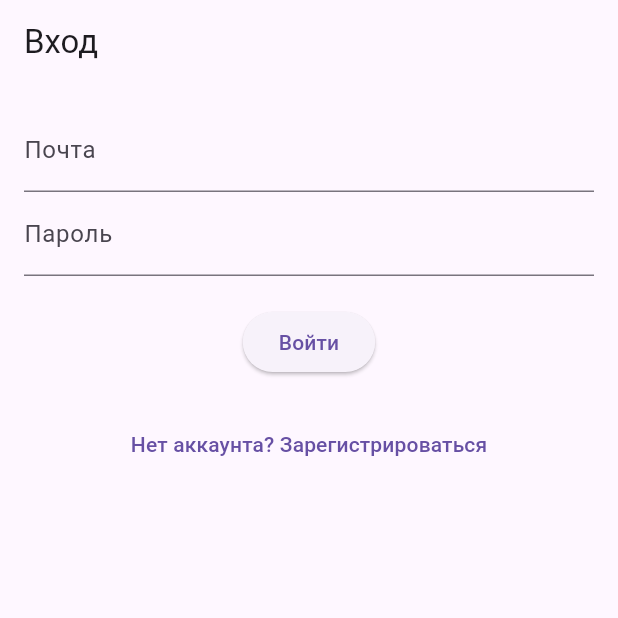
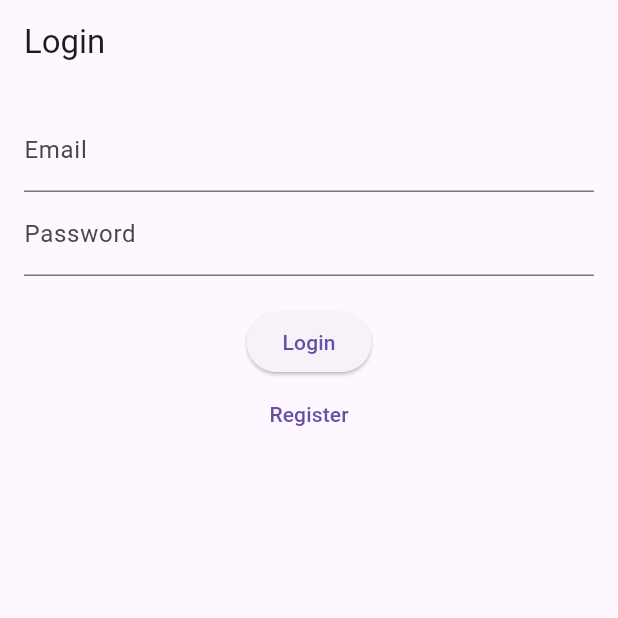
Before and after one commit to TidesofJuice/zovcord, a Flutter app: the screen it shows after launch, on a phone screen of 412 x 824 dp, the top half of it. Run offline on Flutter 3.47's test engine with Material 3 defaults, Android fonts, the phone set to English and light mode, and no system bars; our stand-ins replace bloc, firebase_auth, firebase_core, flutter_bloc, go_router; accounts and stored records are empty.

Commit message:
Go_router и bloc
Добавил go_router и bloc, чуть поменял скрины логина и регистрации, убрал лишнее

```diff
--- /dev/null
+++ b/lib/core/cubit/auth_cubit.dart
@@ -0,0 +1,55 @@
+import 'package:flutter_bloc/flutter_bloc.dart';
+import 'package:firebase_auth/firebase_auth.dart';
+
+class AuthState {
+  final User? user;
+  final bool isLoading;
+  final String? errorMessage;
+
+  AuthState({this.user, this.isLoading = false, this.errorMessage});
+
+  AuthState copyWith({User? user, bool? isLoading, String? errorMessage}) {
+    return AuthState(
+      user: user ?? this.user,
+      isLoading: isLoading ?? this.isLoading,
+      errorMessage: errorMessage,
+    );
+  }
+}
+
+class AuthCubit extends Cubit<AuthState> {
+  final FirebaseAuth _firebaseAuth = FirebaseAuth.instance;
+
+  AuthCubit() : super(AuthState(user: FirebaseAuth.instance.currentUser));
+
+  Future<void> login(String email, String password) async {
+    emit(state.copyWith(isLoading: true, errorMessage: null));
+    try {
+      UserCredential userCredential = await _firebaseAuth.signInWithEmailAndPassword(
+        email: email,
+        password: password,
+      );
+      emit(state.copyWith(user: userCredential.user, isLoading: false));
+    } catch (e) {
+      emit(state.copyWith(isLoading: false, errorMessage: e.toString()));
+    }
+  }
+
+  Future<void> register(String email, String password) async {
+    emit(state.copyWith(isLoading: true, errorMessage: null));
+    try {
+      UserCredential userCredential = await _firebaseAuth.createUserWithEmailAndPassword(
+        email: email,
+        password: password,
+      );
+      emit(state.copyWith(user: userCredential.user, isLoading: false));
+    } catch (e) {
+      emit(state.copyWith(isLoading: false, errorMessage: e.toString()));
+    }
+  }
+
+  Future<void> logout() async {
+    await _firebaseAuth.signOut();
+    emit(state.copyWith(user: null));
+  }
+}
--- /dev/null
+++ b/lib/core/cubit/state_cubit.dart
@@ -0,0 +1,13 @@
+import 'package:bloc/bloc.dart';
+
+class AuthCubit extends Cubit<AuthState> {
+  AuthCubit() : super(AuthInitial());
+}
+
+abstract class AuthState {}
+
+class AuthInitial extends AuthState {}
+
+class Authenticated extends AuthState {}
+
+class Unauthenticated extends AuthState {}
--- /dev/null
+++ b/lib/core/router/app_router.dart
@@ -0,0 +1,34 @@
+import 'package:go_router/go_router.dart';
+import 'package:zovcord/screens/chat_screen.dart';
+import 'package:zovcord/screens/login_screen.dart';
+import 'package:zovcord/screens/profile_screen.dart';
+import 'package:zovcord/screens/register_screen.dart';
+import 'package:zovcord/screens/splash_screen.dart';
+
+abstract class AppRouter {
+  static final GoRouter router = GoRouter(
+    initialLocation: '/login',
+    routes: [
+      GoRoute(
+        path: '/chat',
+        builder: (context, state) => const ChatScreen(),
+      ),
+      GoRoute(
+        path: '/profile',
+        builder: (context, state) => const ProfileScreen(),
+      ),
+      GoRoute(
+        path: '/register',
+        builder: (context, state) => const RegisterScreen(),
+      ),
+      GoRoute(
+        path: '/splash',
+        builder: (context, state) => const SplashScreen(),
+      ),
+      GoRoute(
+        path: '/login',
+        builder: (context, state) => const LoginScreen(),
+      )
+    ]
+  );
+}
--- a/lib/main.dart
+++ b/lib/main.dart
@@ -1,9 +1,9 @@
 import 'package:flutter/material.dart';
 import 'package:firebase_core/firebase_core.dart';
-import 'screens/auth_screen.dart';
-import 'screens/chat_screen.dart';
-import 'screens/profile_screen.dart';
-import 'provider.dart';
+import 'package:flutter_bloc/flutter_bloc.dart';
+import 'package:zovcord/core/cubit/auth_cubit.dart';
+import 'package:zovcord/core/router/app_router.dart';
+import 'core/theme_provider.dart';
 import 'package:provider/provider.dart';
 
 void main() async {
@@ -33,19 +33,16 @@ class MyApp extends StatelessWidget {
 
   @override
   Widget build(BuildContext context) {
-    return Consumer<ThemeProvider>(
-      builder: (context, themeProvider, child) {
-        return MaterialApp(
-          title: 'Zovcord',
-          theme: themeProvider.currentTheme,
-          initialRoute: '/',
-          routes: {
-            '/': (context) => AuthScreen(),
-            '/chat': (context) => const ChatScreen(),
-            '/profile': (context) => ProfileScreen(),
-          },
-        );
-      },
+    // Получаем ThemeProvider из контекста
+    final themeProvider = Provider.of<ThemeProvider>(context);
+
+    return BlocProvider(
+      create: (_) => AuthCubit(),
+      child: MaterialApp.router(
+        routerConfig: AppRouter.router,
+        title: 'Zovcord',
+        theme: themeProvider.currentTheme, // Используем текущую тему
+      ),
     );
   }
 }
--- a/lib/screens/auth_screen.dart
+++ /dev/null
@@ -1,81 +0,0 @@
-// ignore_for_file: library_private_types_in_public_api
-
-import 'package:flutter/material.dart';
-import 'package:firebase_auth/firebase_auth.dart';
-
-class AuthScreen extends StatefulWidget {
-  @override
-  _AuthScreenState createState() => _AuthScreenState();
-}
-
-class _AuthScreenState extends State<AuthScreen> {
-  final _auth = FirebaseAuth.instance;
-  String _email = '';
-  String _password = '';
-  bool _isLoading = false;
-  bool _isLogin = true;
-
-  void _submitAuthForm() async {
-    setState(() => _isLoading = true);
-    try {
-      if (_isLogin) {
-        // Вход
-        await _auth.signInWithEmailAndPassword(
-          email: _email,
-          password: _password,
-        );
-      } else {
-        // Регистрация
-        await _auth.createUserWithEmailAndPassword(
-          email: _email,
-          password: _password,
-        );
-      }
-      Navigator.pushReplacementNamed(context, '/chat');
-    } catch (e) {
-      print(e);
-    } finally {
-      setState(() => _isLoading = false);
-    }
-  }
-
-  @override
-  Widget build(BuildContext context) {
-    return Scaffold(
-      appBar: AppBar(title: Text(_isLogin ? 'Вход' : 'Регистрация')),
-      body: Padding(
-        padding: const EdgeInsets.all(16.0),
-        child: Column(
-          children: [
-            TextField(
-              decoration: const InputDecoration(labelText: 'Почта'),
-              keyboardType: TextInputType.emailAddress,
-              onChanged: (value) => _email = value,
-            ),
-            TextField(
-              decoration: const InputDecoration(labelText: 'Пароль'),
-              obscureText: true,
-              onChanged: (value) => _password = value,
-            ),
-            const SizedBox(height: 20),
-            if (_isLoading) const CircularProgressIndicator(),
-            if (!_isLoading)
-              ElevatedButton(
-                onPressed: _submitAuthForm,
-                child: Text(_isLogin ? 'Войти' : 'Зарегистрироваться'),
-              ),
-            const SizedBox(height: 20),
-            TextButton(
-              onPressed: () {
-                setState(() => _isLogin = !_isLogin);
-              },
-              child: Text(_isLogin
-                  ? 'Нет аккаунта? Зарегистрироваться'
-                  : 'Уже есть аккаунт? Войти'),
-            ),
-          ],
-        ),
-      ),
-    );
-  }
-}
--- a/lib/screens/chat_screen.dart
+++ b/lib/screens/chat_screen.dart
@@ -1,4 +1,5 @@
 import 'package:flutter/material.dart';
+import 'package:go_router/go_router.dart';
 
 class ChatScreen extends StatelessWidget {
   const ChatScreen({super.key});
@@ -11,7 +12,7 @@ class ChatScreen extends StatelessWidget {
         actions: [
           IconButton(
             icon: const Icon(Icons.person),
-            onPressed: () => Navigator.pushNamed(context, '/profile'),
+            onPressed: () => GoRouter.of(context).go('/profile'),
           ),
         ],
       ),
--- /dev/null
+++ b/lib/screens/login_screen.dart
@@ -0,0 +1,71 @@
+import 'package:flutter/material.dart';
+import 'package:flutter_bloc/flutter_bloc.dart';
+import 'package:go_router/go_router.dart';
+import 'package:zovcord/core/cubit/auth_cubit.dart';
+
+class LoginScreen extends StatefulWidget {
+  const LoginScreen({super.key});
+
+  @override
+  State<LoginScreen> createState() => _LoginScreenState();
+}
+
+class _LoginScreenState extends State<LoginScreen> {
+  final _emailController = TextEditingController();
+  final _passwordController = TextEditingController();
+
+  @override
+  Widget build(BuildContext context) {
+    return Scaffold(
+      appBar: AppBar(title: const Text('Login')),
+      body: BlocConsumer<AuthCubit, AuthState>(
+        listener: (context, state) {
+          if (state.user != null) {
+            GoRouter.of(context).go('/chat');
+          }
+          if (state.errorMessage != null) {
+            ScaffoldMessenger.of(context).showSnackBar(
+              SnackBar(content: Text(state.errorMessage!)),
+            );
+          }
+        },
+        builder: (context, state) {
+          return Padding(
+            padding: const EdgeInsets.all(16.0),
+            child: Column(
+              children: [
+                TextField(
+                  controller: _emailController,
+                  decoration: const InputDecoration(labelText: 'Email'),
+                ),
+                TextField(
+                  controller: _passwordController,
+                  decoration: const InputDecoration(labelText: 'Password'),
+                  obscureText: true,
+                ),
+                const SizedBox(height: 20),
+                ElevatedButton(
+                  onPressed: state.isLoading
+                      ? null
+                      : () {
+                          context.read<AuthCubit>().login(
+                                _emailController.text.trim(),
+                                _passwordController.text.trim(),
+                              );
+                        },
+                  child: state.isLoading
+                      ? const CircularProgressIndicator()
+                      : const Text('Login'),
+                ),
+                TextButton(
+                  onPressed: () => GoRouter.of(context).go('/register'),
+                  child: const Text('Register'),
+                ),
+              ],
+            ),
+          );
+        },
+      ),
+    );
+  }
+}
--- a/pubspec.yaml
+++ b/pubspec.yaml
@@ -11,6 +11,8 @@ dependencies:
   firebase_core: ^3.8.0
   flutter:
     sdk: flutter
+  flutter_bloc: ^8.1.6
+  go_router: ^14.6.1
   provider: ^6.1.2
   theme_provider: ^0.6.0
 
```
Also changed, not shown: lib/screens/profile_screen.dart (+5 -5 lines), lib/screens/register_screen.dart (added, +86 -0 lines), lib/screens/splash_screen.dart (added, +33 -0 lines), lib/core/theme_provider.dart (renamed from lib/provider.dart), pubspec.lock, 6 other files.
